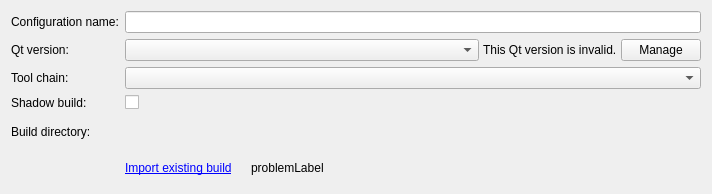
Old version of the form src/plugins/qt4projectmanager/qt4projectconfigwidget.ui in the repository qt-creator/qt-creator.
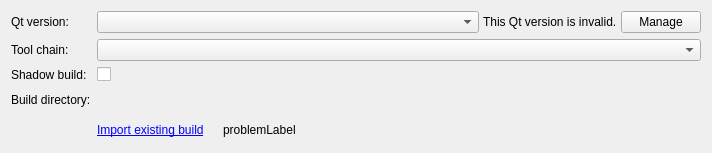
New version of the form. Icons and pictures are not drawn. Custom widgets are drawn as their Qt base class.

What changed in the file:
```diff
--- a/src/plugins/qt4projectmanager/qt4projectconfigwidget.ui
+++ b/src/plugins/qt4projectmanager/qt4projectconfigwidget.ui
@@ -7,28 +7,11 @@
     <x>0</x>
     <y>0</y>
     <width>712</width>
-    <height>194</height>
+    <height>153</height>
    </rect>
   </property>
   <layout class="QGridLayout" name="gridLayout">
    <item row="0" column="0">
-    <widget class="QLabel" name="nameLabel">
-     <property name="text">
-      <string>Configuration name:</string>
-     </property>
-    </widget>
-   </item>
-   <item row="0" column="1">
-    <widget class="QLineEdit" name="nameLineEdit">
-     <property name="sizePolicy">
-      <sizepolicy hsizetype="Expanding" vsizetype="Fixed">
-       <horstretch>100</horstretch>
-       <verstretch>0</verstretch>
-      </sizepolicy>
-     </property>
-    </widget>
-   </item>
-   <item row="1" column="0">
     <widget class="QLabel" name="qtVersionLabel">
      <property name="sizePolicy">
       <sizepolicy hsizetype="Maximum" vsizetype="Preferred">
@@ -41,7 +24,7 @@
      </property>
     </widget>
    </item>
-   <item row="1" column="1">
+   <item row="0" column="1">
     <layout class="QHBoxLayout" name="horizontalLayout">
      <property name="spacing">
       <number>4</number>
@@ -78,31 +61,31 @@
      </item>
     </layout>
    </item>
-   <item row="2" column="0">
-    <widget class="QLabel" name="label_2">
+   <item row="1" column="0">
+    <widget class="QLabel" name="toolchainLabel">
      <property name="text">
       <string>Tool chain:</string>
      </property>
     </widget>
    </item>
-   <item row="2" column="1">
+   <item row="1" column="1">
     <widget class="QComboBox" name="toolChainComboBox"/>
    </item>
-   <item row="3" column="0">
-    <widget class="QLabel" name="label">
+   <item row="2" column="0">
+    <widget class="QLabel" name="shadowBuildLabel">
      <property name="text">
       <string>Shadow build:</string>
      </property>
     </widget>
    </item>
-   <item row="3" column="1">
+   <item row="2" column="1">
     <widget class="QCheckBox" name="shadowBuildCheckBox">
      <property name="text">
       <string/>
      </property>
     </widget>
    </item>
-   <item row="4" column="0">
+   <item row="3" column="0">
     <widget class="QLabel" name="buildDirLabel">
      <property name="sizePolicy">
       <sizepolicy hsizetype="Preferred" vsizetype="Preferred">
@@ -115,7 +98,7 @@
      </property>
     </widget>
    </item>
-   <item row="4" column="1">
+   <item row="3" column="1">
     <widget class="Utils::PathChooser" name="shadowBuildDirEdit" native="true">
      <property name="sizePolicy">
       <sizepolicy hsizetype="Expanding" vsizetype="Preferred">
@@ -125,7 +108,7 @@
      </property>
     </widget>
    </item>
-   <item row="5" column="1">
+   <item row="4" column="1">
     <layout class="QHBoxLayout" name="horizontalLayout_2">
      <item>
       <widget class="QLabel" name="importLabel">
```
